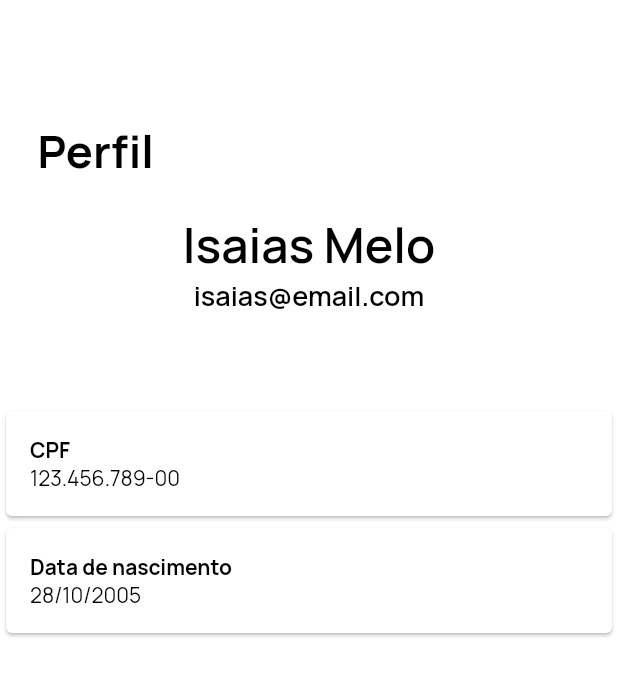
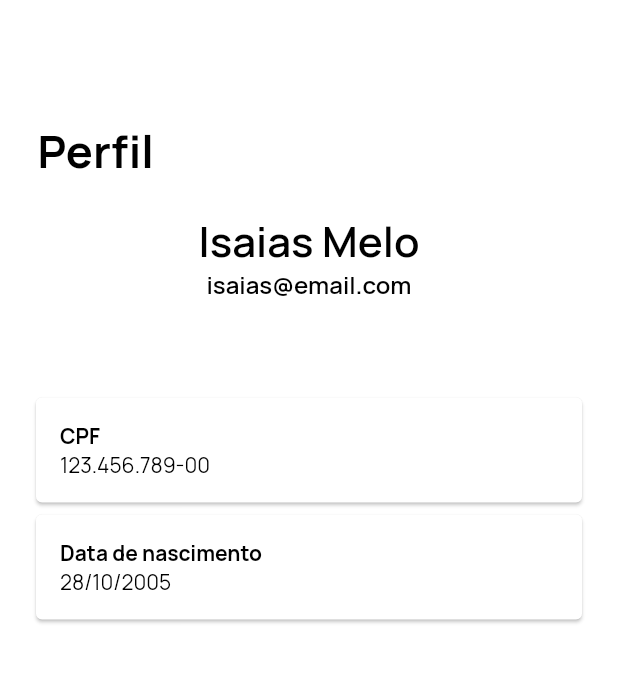
Before and after one commit to matheusleite/app_template, a Flutter app: the ProfilePage screen opened directly, on a phone screen of 412 x 824 dp. Shown: the top 676 px of the screen. Run offline on Flutter 3.47's test engine with Material 2 defaults, Android fonts, the light colour scheme and no system bars; our stand-ins replace dio, get, shared_preferences; missing offline and left inert: flutter_facebook_login, ndialog, sk_onboarding_screen; accounts and stored records are empty.

Commit message:
profile page

```diff
--- a/lib/view/profile/profile.dart
+++ b/lib/view/profile/profile.dart
@@ -23,24 +23,26 @@ class _ProfilePageState extends State<ProfilePage> {
                   textAlign: TextAlign.center,
                   style: TextStyle(
                       color: StyleManager.instance.textColor,
-                  fontSize: 32,
-                  fontWeight: FontWeight.w600
-                )),
+                      fontSize: 28,
+                      fontWeight: FontWeight.w600)),
               Text('isaias@email.com',
                   textAlign: TextAlign.center,
                   style: TextStyle(
                       backgroundColor: StyleManager.instance.backgroundColor,
                       color: StyleManager.instance.textColor,
-                  fontSize: 18,
-                  fontWeight: FontWeight.w600
-                )),
+                      fontSize: 16,
+                      fontWeight: FontWeight.w600)),
               SizedBox(height: 60),
-                Card(
+              Column(
+                crossAxisAlignment: CrossAxisAlignment.stretch,
+                children: <Widget>[
+                  Padding(
+                    padding: EdgeInsets.fromLTRB(20,0,20,0),
+                    child: Card(
                       color: StyleManager.instance.backgroundColor,
                       child: Padding(
                           padding: EdgeInsets.all(16),
-                    child:
-                    Column(
+                          child: Column(
                             crossAxisAlignment: CrossAxisAlignment.start,
                             children: <Widget>[
                               Text('CPF',
@@ -48,22 +50,23 @@ class _ProfilePageState extends State<ProfilePage> {
                                     fontWeight: FontWeight.bold,
                                     color: StyleManager.instance.textColor,
                                   )),
-                        Text('123.456.789-00 ',
+                              Text(
+                                '123.456.789-00 ',
                                 style: TextStyle(
                                   color: StyleManager.instance.textColor,
                                 ),
                               )
                             ],
-                    )
+                          )),
                     ),
                   ),
-
-                Card(
+                  Padding(
+                      padding: EdgeInsets.fromLTRB(20,0,20,0),
+                      child: Card(
                         color: StyleManager.instance.backgroundColor,
                         child: Padding(
                             padding: EdgeInsets.all(16),
-                    child:
-                    Column(
+                            child: Column(
                               crossAxisAlignment: CrossAxisAlignment.start,
                               children: <Widget>[
                                 Text('Data de nascimento',
@@ -71,21 +74,17 @@ class _ProfilePageState extends State<ProfilePage> {
                                       fontWeight: FontWeight.bold,
                                       color: StyleManager.instance.textColor,
                                     )),
-                        Text('28/10/2005',
+                                Text(
+                                  '28/10/2005',
                                   style: TextStyle(
                                     color: StyleManager.instance.textColor,
                                   ),
                                 )
                               ],
-                    )
+                            )),
+                      ))
+                ],
               ),
-                )
-
-              ]
-            )
-          )
-      )
-    );
+            ]))));
   }
-
 }
```
Lines whose indentation alone changed are shown as unchanged.
